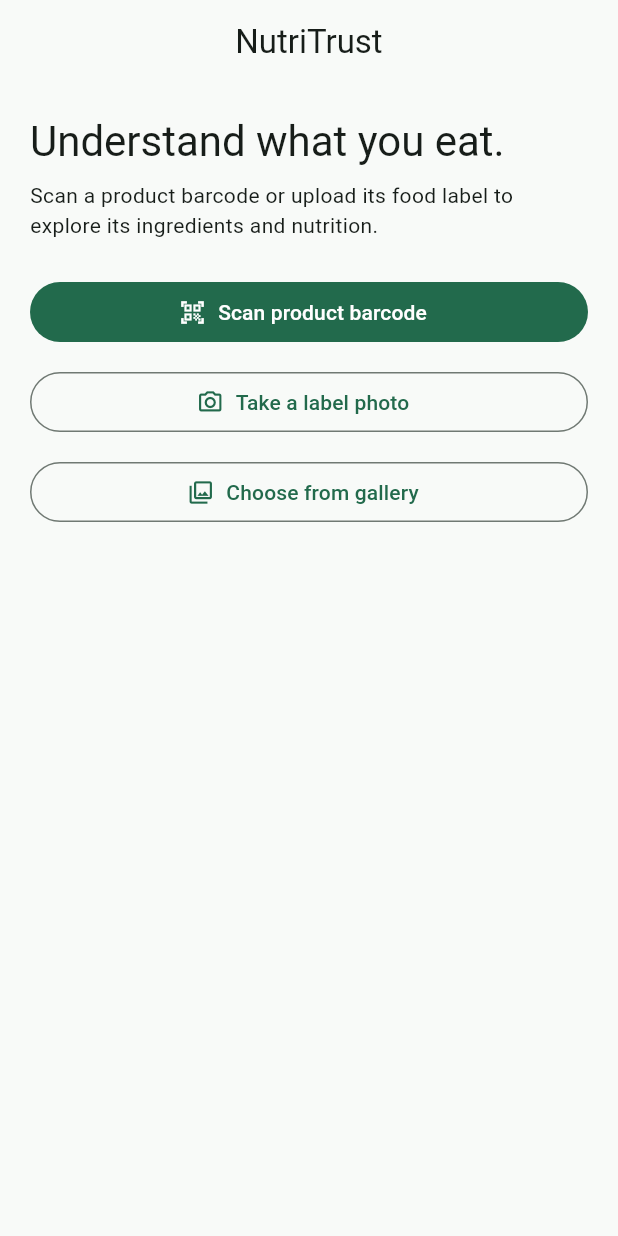
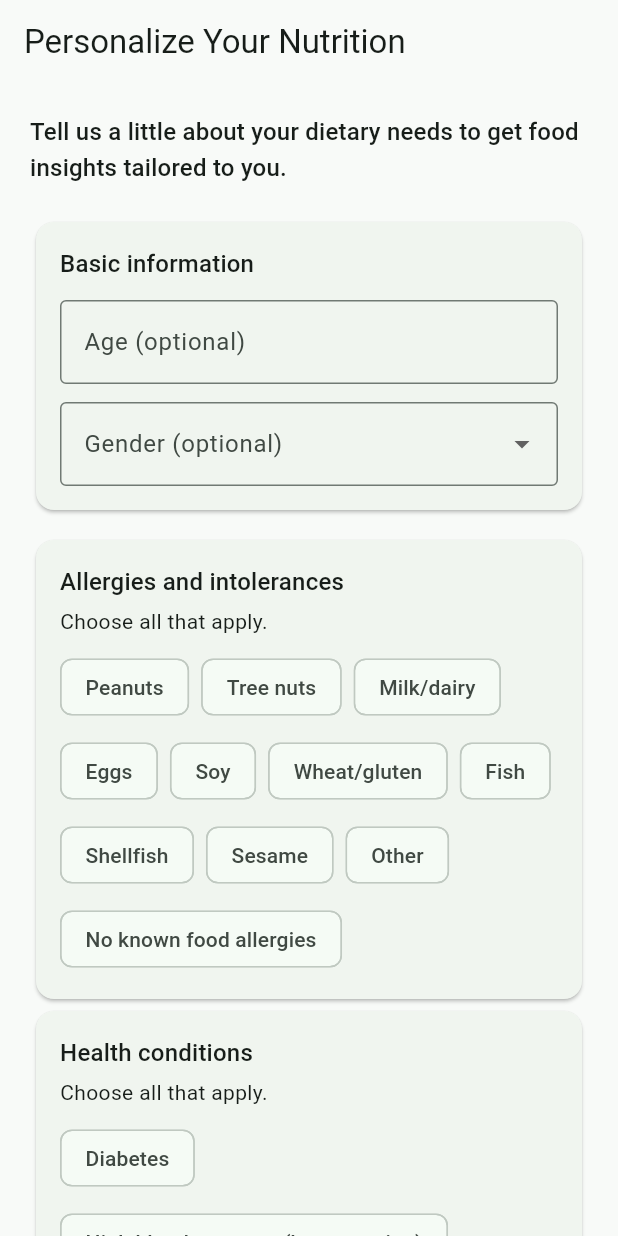
Before and after one commit to Ishaan12344/NutriTrust, a Flutter app: the screen it shows after launch, on a phone screen of 412 x 824 dp. Run offline on Flutter 3.47's test engine with Material 3 defaults, Android fonts, the phone set to English and light mode, and no system bars; our stand-ins replace image_picker; missing offline and left inert: mobile_scanner, openfoodfacts; project files that could hold a hidden picture were left out.

Commit message:
personal info maintainance

```diff
--- a/frontend/lib/main.dart
+++ b/frontend/lib/main.dart
@@ -1,7 +1,7 @@
 import 'package:flutter/material.dart';
 import 'package:openfoodfacts/openfoodfacts.dart';
 
-import 'screens/home_screen.dart';
+import 'screens/personal_health_input_screen.dart';
 
 void main() {
   WidgetsFlutterBinding.ensureInitialized();
@@ -27,7 +27,7 @@ class NutriTrustApp extends StatelessWidget {
         scaffoldBackgroundColor: const Color(0xFFF8FAF8),
         appBarTheme: const AppBarTheme(backgroundColor: Color(0xFFF8FAF8)),
       ),
-      home: const HomeScreen(),
+      home: const PersonalHealthInputScreen(),
     );
   }
 }
--- /dev/null
+++ b/frontend/lib/models/health_profile.dart
@@ -0,0 +1,26 @@
+class HealthProfile {
+  const HealthProfile({
+    this.age,
+    this.gender,
+    this.allergies = const <String>{},
+    this.allergyOther,
+    this.conditions = const <String>{},
+    this.conditionOther,
+    this.preferences = const <String>{},
+  });
+
+  final int? age;
+  final String? gender;
+  final Set<String> allergies;
+  final String? allergyOther;
+  final Set<String> conditions;
+  final String? conditionOther;
+  final Set<String> preferences;
+
+  bool get hasInformation =>
+      age != null ||
+      gender != null ||
+      allergies.isNotEmpty ||
+      conditions.isNotEmpty ||
+      preferences.isNotEmpty;
+}
--- /dev/null
+++ b/frontend/lib/screens/personal_health_input_screen.dart
@@ -0,0 +1,199 @@
+import 'package:flutter/material.dart';
+
+import '../models/health_profile.dart';
+import 'home_screen.dart';
+
+class PersonalHealthInputScreen extends StatefulWidget {
+  const PersonalHealthInputScreen({super.key, this.initialProfile});
+
+  final HealthProfile? initialProfile;
+
+  @override
+  State<PersonalHealthInputScreen> createState() =>
+      _PersonalHealthInputScreenState();
+}
+
+class _PersonalHealthInputScreenState extends State<PersonalHealthInputScreen> {
+  static const _allergyChoices = [
+    'Peanuts', 'Tree nuts', 'Milk/dairy', 'Eggs', 'Soy', 'Wheat/gluten',
+    'Fish', 'Shellfish', 'Sesame', 'Other', 'No known food allergies',
+  ];
+  static const _conditionChoices = [
+    'Diabetes', 'High blood pressure (hypertension)', 'Thyroid condition',
+    'High cholesterol', 'Heart-related condition', 'Kidney-related condition',
+    'Celiac disease', 'Lactose intolerance', 'Other', 'None of the above',
+    'Prefer not to say',
+  ];
+  static const _preferenceChoices = [
+    'Vegetarian', 'Vegan', 'Eggetarian', 'Jain',
+    'No specific dietary preference', 'Other',
+  ];
+
+  late final TextEditingController _age;
+  late final TextEditingController _allergyOther;
+  late final TextEditingController _conditionOther;
+  late Set<String> _allergies;
+  late Set<String> _conditions;
+  late Set<String> _preferences;
+  String? _gender;
+  String? _ageError;
+
+  @override
+  void initState() {
+    super.initState();
+    final profile = widget.initialProfile;
+    _age = TextEditingController(text: profile?.age?.toString() ?? '');
+    _allergyOther = TextEditingController(text: profile?.allergyOther ?? '');
+    _conditionOther = TextEditingController(text: profile?.conditionOther ?? '');
+    _allergies = {...?profile?.allergies};
+    _conditions = {...?profile?.conditions};
+    _preferences = {...?profile?.preferences};
+    _gender = profile?.gender;
+  }
+
+  @override
+  void dispose() {
+    _age.dispose();
+    _allergyOther.dispose();
+    _conditionOther.dispose();
+    super.dispose();
+  }
+
+  void _toggleAllergy(String value) {
+    setState(() {
+      if (value == 'No known food allergies') {
+        _allergies = _allergies.contains(value) ? {} : {value};
+      } else {
+        _allergies.remove('No known food allergies');
+        _allergies.contains(value) ? _allergies.remove(value) : _allergies.add(value);
+      }
+    });
+  }
+
+  void _toggleCondition(String value) {
+    const exclusive = {'None of the above', 'Prefer not to say'};
+    setState(() {
+      if (exclusive.contains(value)) {
+        _conditions = _conditions.contains(value) ? {} : {value};
+      } else {
+        _conditions.removeAll(exclusive);
+        _conditions.contains(value) ? _conditions.remove(value) : _conditions.add(value);
+      }
+    });
+  }
+
+  void _togglePreference(String value) {
+    setState(() {
+      if (value == 'No specific dietary preference') {
+        _preferences = _preferences.contains(value) ? {} : {value};
+      } else {
+        _preferences.remove('No specific dietary preference');
+        _preferences.contains(value) ? _preferences.remove(value) : _preferences.add(value);
+      }
+    });
+  }
+
+  HealthProfile? _validatedProfile() {
+    final rawAge = _age.text.trim();
+    final age = rawAge.isEmpty ? null : int.tryParse(rawAge);
+    if (rawAge.isNotEmpty && (age == null || age < 1 || age > 120)) {
+      setState(() => _ageError = 'Enter an age from 1 to 120, or leave it blank.');
+      return null;
+    }
+    setState(() => _ageError = null);
+    return HealthProfile(
+      age: age,
+      gender: _gender,
+      allergies: Set.unmodifiable(_allergies),
+      allergyOther: _allergies.contains('Other') ? _allergyOther.text.trim() : null,
+      conditions: Set.unmodifiable(_conditions),
+      conditionOther: _conditions.contains('Other') ? _conditionOther.text.trim() : null,
+      preferences: Set.unmodifiable(_preferences),
+    );
+  }
+
+  void _continueToAnalysis({bool skip = false}) {
+    final profile = skip ? null : _validatedProfile();
+    if (!skip && profile == null) return;
+    Navigator.of(context).pushAndRemoveUntil(
+      MaterialPageRoute(builder: (_) => HomeScreen(profile: profile)),
+      (route) => false,
+    );
+  }
+
+  Widget _choiceGroup(
+    String title,
+    String description,
+    List<String> choices,
+    Set<String> selected,
+    ValueChanged<String> toggle,
+  ) => Card(
+    child: Padding(
+      padding: const EdgeInsets.all(16),
+      child: Column(crossAxisAlignment: CrossAxisAlignment.start, children: [
+        Text(title, style: Theme.of(context).textTheme.titleMedium),
+        const SizedBox(height: 4),
+        Text(description),
+        const SizedBox(height: 10),
+        Wrap(
+          spacing: 8,
+          runSpacing: 8,
+          children: choices.map((choice) => FilterChip(
+            label: Text(choice),
+            selected: selected.contains(choice),
+            onSelected: (_) => toggle(choice),
+          )).toList(),
+        ),
+      ]),
+    ),
+  );
+
+  @override
+  Widget build(BuildContext context) => Scaffold(
+    appBar: AppBar(
+      title: const Text('Personalize Your Nutrition'),
+      leading: widget.initialProfile == null ? null : BackButton(onPressed: () => Navigator.of(context).pop()),
+    ),
+    body: SafeArea(
+      child: ListView(padding: const EdgeInsets.all(20), children: [
+        Text('Tell us a little about your dietary needs to get food insights tailored to you.', style: Theme.of(context).textTheme.titleMedium),
+        const SizedBox(height: 20),
+        Card(child: Padding(
+          padding: const EdgeInsets.all(16),
+          child: Column(crossAxisAlignment: CrossAxisAlignment.start, children: [
+            Text('Basic information', style: Theme.of(context).textTheme.titleMedium),
+            const SizedBox(height: 12),
+            TextField(
+              controller: _age,
+              keyboardType: TextInputType.number,
+              decoration: InputDecoration(labelText: 'Age (optional)', errorText: _ageError, border: const OutlineInputBorder()),
+            ),
+            const SizedBox(height: 12),
+            DropdownButtonFormField<String>(
+              value: _gender,
+              decoration: const InputDecoration(labelText: 'Gender (optional)', border: OutlineInputBorder()),
+              items: const ['Male', 'Female', 'Other', 'Prefer not to say']
+                  .map((value) => DropdownMenuItem(value: value, child: Text(value))).toList(),
+              onChanged: (value) => setState(() => _gender = value),
+            ),
+          ]),
+        )),
+        const SizedBox(height: 12),
+        _choiceGroup('Allergies and intolerances', 'Choose all that apply.', _allergyChoices, _allergies, _toggleAllergy),
+        if (_allergies.contains('Other')) Padding(
+          padding: const EdgeInsets.only(bottom: 12),
+          child: TextField(controller: _allergyOther, decoration: const InputDecoration(labelText: 'Other allergy or intolerance', border: OutlineInputBorder())),
+        ),
+        _choiceGroup('Health conditions', 'Choose all that apply.', _conditionChoices, _conditions, _toggleCondition),
+        if (_conditions.contains('Other')) Padding(
+          padding: const EdgeInsets.only(bottom: 12),
+          child: TextField(controller: _conditionOther, decoration: const InputDecoration(labelText: 'Other health condition', border: OutlineInputBorder())),
+        ),
+        _choiceGroup('Dietary preferences', 'Optional; choose all that apply.', _preferenceChoices, _preferences, _togglePreference),
+        const SizedBox(height: 12),
+        FilledButton(onPressed: _continueToAnalysis, child: const Text('Continue to Food Analysis')),
+        TextButton(onPressed: () => _continueToAnalysis(skip: true), child: const Text('Skip for now')),
+      ]),
+    ),
+  );
+}
--- a/frontend/lib/services/nutritrust_api_service.dart
+++ b/frontend/lib/services/nutritrust_api_service.dart
@@ -44,7 +44,7 @@ class NutriTrustApiService {
 
     if (defaultTargetPlatform == TargetPlatform.android) {
       // Physical Android development uses `adb reverse tcp:8000 tcp:8000`.
-      // Use NUTRITRUST_API_BASE_URL=http://10.0.2.2:8000 for an emulator.
+      // Emulators should pass http://10.0.2.2:8000 via NUTRITRUST_API_BASE_URL.
       return 'http://127.0.0.1:8000';
     }
     return 'http://127.0.0.1:8000';
--- /dev/null
+++ b/frontend/lib/widgets/personalized_insights.dart
@@ -0,0 +1,132 @@
+import 'package:flutter/material.dart';
+
+import '../models/health_profile.dart';
+
+class PersonalizedInsights extends StatelessWidget {
+  const PersonalizedInsights({super.key, required this.profile, required this.analysis});
+
+  final HealthProfile profile;
+  final Map<String, dynamic> analysis;
+
+  Map<String, dynamic> _map(Object? value) =>
+      value is Map ? Map<String, dynamic>.from(value) : <String, dynamic>{};
+  List<Object?> _list(Object? value) => value is List ? value : <Object?>[];
+
+  String? _nutrient(String key) {
+    final nutrition = _map(analysis['nutrition']);
+    final per100 = _map(nutrition['per_100g']);
+    final item = _map(per100[key]);
+    final value = item['value'];
+    final unit = item['unit'];
+    if (value is! num || unit == null) return null;
+    return '${value % 1 == 0 ? value.toInt() : value} $unit per 100 g';
+  }
+
+  String _sourceText() {
+    final ingredients = _map(analysis['ingredients'])['text'];
+    final allergens = _map(analysis['allergens']);
+    final traces = _map(allergens['precautionary_traces']);
+    return [
+      ingredients,
+      allergens['declaration'],
+      allergens['open_food_facts_declaration'],
+      traces['text'],
+      ..._list(allergens['declared']),
+      ..._list(allergens['open_food_facts_tags']),
+      ..._list(allergens['traces_tags']),
+    ].where((item) => item != null).map((item) => (item ?? '').toString().toLowerCase()).join(' ');
+  }
+
+  String _allergyStatus(String allergy, String source) {
+    const terms = <String, List<String>>{
+      'Peanuts': ['peanut', 'groundnut'],
+      'Tree nuts': ['almond', 'cashew', 'walnut', 'pistachio', 'hazelnut', 'tree nut'],
+      'Milk/dairy': ['milk', 'dairy', 'lactose', 'casein', 'whey', 'butter', 'cheese'],
+      'Eggs': ['egg', 'albumin'],
+      'Soy': ['soy', 'soya'],
+      'Wheat/gluten': ['wheat', 'gluten', 'barley', 'rye'],
+      'Fish': ['fish'],
+      'Shellfish': ['shellfish', 'crustacean', 'shrimp', 'prawn', 'crab', 'lobster'],
+      'Sesame': ['sesame', 'til'],
+    };
+    final keywords = terms[allergy];
+    if (keywords == null) return 'Unable to verify $allergy from the available data.';
+    if (source.isEmpty) return 'Unable to verify $allergy because ingredient and allergen data are unavailable.';
+    if (keywords.any(source.contains)) return 'Potential $allergy match found — check the package label before consuming.';
+    return 'No $allergy match found in the available data; this is not an allergen-free guarantee.';
+  }
+
+  @override
+  Widget build(BuildContext context) {
+    if (!profile.hasInformation) return const SizedBox.shrink();
+    final messages = <String>[];
+    final source = _sourceText();
+    final conditions = profile.conditions;
+    if (conditions.contains('Diabetes')) {
+      messages.add(_nutrient('sugar') == null
+          ? 'Sugar information is unavailable for this product.'
+          : 'For diabetes: total sugars are ${_nutrient('sugar')}; carbohydrates are ${_nutrient('total_carbohydrate') ?? 'unavailable'}.');
+    }
+    if (conditions.contains('High blood pressure (hypertension)')) {
+      messages.add(_nutrient('sodium') == null && _nutrient('salt') == null
+          ? 'Sodium and salt information is unavailable for this product.'
+          : 'For high blood pressure: sodium is ${_nutrient('sodium') ?? 'unavailable'}; salt is ${_nutrient('salt') ?? 'unavailable'}.');
+    }
+    if (conditions.contains('High cholesterol') || conditions.contains('Heart-related condition')) {
+      messages.add('Saturated fat: ${_nutrient('saturated_fat') ?? 'unavailable'}; trans fat: ${_nutrient('trans_fat') ?? 'unavailable'}.');
+    }
+    if (conditions.contains('Thyroid condition')) {
+      messages.add('Thyroid condition noted. No product-specific warning is made without relevant verified product evidence.');
+    }
+    if (conditions.contains('Lactose intolerance') && source.isNotEmpty) {
+      messages.add(_allergyStatus('Milk/dairy', source));
+    }
+    if (conditions.contains('Celiac disease') && source.isNotEmpty) {
+      messages.add(_allergyStatus('Wheat/gluten', source));
+    }
+    for (final allergy in profile.allergies.where((item) => !{'Other', 'No known food allergies'}.contains(item))) {
+      messages.add(_allergyStatus(allergy, source));
+    }
+    if (profile.preferences.contains('Vegan')) {
+      messages.add(source.isEmpty
+          ? 'Unable to verify vegan compatibility because ingredient data is unavailable.'
+          : (['milk', 'egg', 'honey', 'gelatin', 'meat', 'fish'].any(source.contains)
+              ? 'Potential non-vegan ingredient match found — verify the package label.'
+              : 'No common non-vegan ingredient match found in the available data; verify the package label.'));
+    }
+    if (profile.preferences.contains('Vegetarian') || profile.preferences.contains('Eggetarian')) {
+      messages.add(source.isEmpty
+          ? 'Unable to verify dietary preference compatibility because ingredient data is unavailable.'
+          : (['meat', 'chicken', 'beef', 'pork', 'fish', 'gelatin'].any(source.contains)
+              ? 'Potential non-vegetarian ingredient match found — verify the package label.'
+              : 'No common meat or fish ingredient match found in the available data; verify the package label.'));
+    }
+    if (profile.preferences.contains('Jain')) {
+      messages.add(source.isEmpty
+          ? 'Unable to verify Jain compatibility because ingredient data is unavailable.'
+          : (['onion', 'garlic', 'potato', 'carrot'].any(source.contains)
+              ? 'Potential Jain-preference ingredient match found — verify the package label.'
+              : 'No common Jain-preference ingredient match found in the available data; verify the package label.'));
+    }
+
+    if (messages.isEmpty) {
+      messages.add('No profile-specific checks were selected. Existing nutrition and score information is shown above.');
+    }
+    return Card(
+      color: Theme.of(context).colorScheme.primaryContainer,
+      child: Padding(
+        padding: const EdgeInsets.all(16),
+        child: Column(crossAxisAlignment: CrossAxisAlignment.start, children: [
+          Text('Personalized for You', style: Theme.of(context).textTheme.titleMedium),
+          const SizedBox(height: 8),
+          const Text('These are informational checks, not medical advice or a safety guarantee.'),
+          const SizedBox(height: 8),
+          ...messages.map((message) => Padding(
+            padding: const EdgeInsets.only(bottom: 6),
+            child: Text('• $message'),
+          )),
+        ]),
+      ),
+    );
+  }
+}
```
Also changed, not shown: frontend/lib/screens/home_screen.dart (+21 -3 lines), 2 other files.
